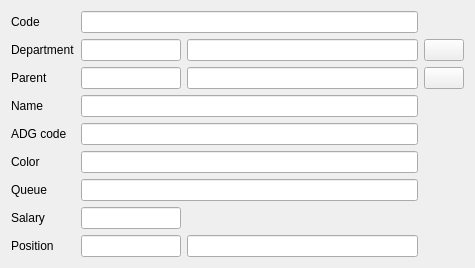
First picture: the form in Editors/ce5dishpart2.ui, repository End1-1/Cafe5, before the edit.
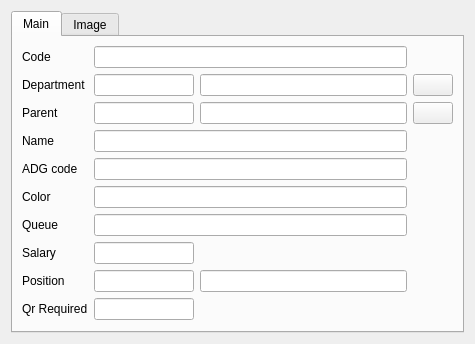
Second picture: the form after the edit. Icons and pictures are not drawn. Custom widgets are drawn as their Qt base class.

```diff
--- a/Editors/ce5dishpart2.ui
+++ b/Editors/ce5dishpart2.ui
@@ -7,17 +7,43 @@
     <x>0</x>
     <y>0</y>
     <width>475</width>
-    <height>228</height>
+    <height>325</height>
    </rect>
   </property>
   <property name="windowTitle">
    <string>Form</string>
   </property>
-  <layout class="QGridLayout" name="gridLayout">
-   <item row="5" column="0">
-    <widget class="QLabel" name="label_4">
+  <layout class="QVBoxLayout" name="verticalLayout">
+   <item>
+    <widget class="QTabWidget" name="tabWidget">
+     <property name="currentIndex">
+      <number>0</number>
+     </property>
+     <widget class="QWidget" name="tab">
+      <attribute name="title">
+       <string>Main</string>
+      </attribute>
+      <layout class="QGridLayout" name="gridLayout_2">
+       <item row="0" column="0">
+        <widget class="QLabel" name="label">
      <property name="text">
-      <string>Color</string>
+          <string>Code</string>
+         </property>
+        </widget>
+       </item>
+       <item row="0" column="1" colspan="2">
+        <widget class="C5LineEditWithSelector" name="leCode">
+         <property name="maximumSize">
+          <size>
+           <width>16777215</width>
+           <height>16777215</height>
+          </size>
+         </property>
+         <property name="Field" stdset="0">
+          <string>f_id</string>
+         </property>
+         <property name="Primary" stdset="0">
+          <bool>true</bool>
      </property>
     </widget>
    </item>
@@ -28,10 +54,52 @@
      </property>
     </widget>
    </item>
-   <item row="4" column="0">
-    <widget class="QLabel" name="label_3">
+       <item row="1" column="1">
+        <widget class="C5LineEditWithSelector" name="leDept">
+         <property name="maximumSize">
+          <size>
+           <width>100</width>
+           <height>16777215</height>
+          </size>
+         </property>
+         <property name="Field" stdset="0">
+          <string>f_part</string>
+         </property>
+         <property name="Type" stdset="0">
+          <string>1</string>
+         </property>
+         <property name="First" stdset="0">
+          <bool>true</bool>
+         </property>
+        </widget>
+       </item>
+       <item row="1" column="2">
+        <widget class="C5LineEditWithSelector" name="leDeptName">
+         <property name="enabled">
+          <bool>true</bool>
+         </property>
+         <property name="focusPolicy">
+          <enum>Qt::NoFocus</enum>
+         </property>
+         <property name="readOnly">
+          <bool>true</bool>
+         </property>
+         <property name="FieldRef" stdset="0">
+          <string>part_name</string>
+         </property>
+        </widget>
+       </item>
+       <item row="1" column="3">
+        <widget class="QPushButton" name="btnNewPart">
+         <property name="focusPolicy">
+          <enum>Qt::ClickFocus</enum>
+         </property>
      <property name="text">
-      <string>ADG code</string>
+          <string/>
+         </property>
+         <property name="icon">
+          <iconset resource="../resources/res.qrc">
+           <normaloff>:/new.png</normaloff>:/new.png</iconset>
      </property>
     </widget>
    </item>
@@ -42,8 +110,8 @@
      </property>
     </widget>
    </item>
-   <item row="7" column="1">
-    <widget class="C5LineEditWithSelector" name="lineEdit_6">
+       <item row="2" column="1">
+        <widget class="C5LineEditWithSelector" name="leParent">
      <property name="maximumSize">
       <size>
        <width>100</width>
@@ -58,59 +126,6 @@
      </property>
     </widget>
    </item>
-   <item row="1" column="3">
-    <widget class="QPushButton" name="btnNewPart">
-     <property name="focusPolicy">
-      <enum>Qt::ClickFocus</enum>
-     </property>
-     <property name="text">
-      <string/>
-     </property>
-     <property name="icon">
-      <iconset resource="../resources/res.qrc">
-       <normaloff>:/new.png</normaloff>:/new.png</iconset>
-     </property>
-    </widget>
-   </item>
-   <item row="5" column="1" colspan="2">
-    <widget class="C5LineEditWithSelector" name="leColor">
-     <property name="maximumSize">
-      <size>
-       <width>16777215</width>
-       <height>16777215</height>
-      </size>
-     </property>
-     <property name="Field" stdset="0">
-      <string>f_color</string>
-     </property>
-     <property name="SetColor" stdset="0">
-      <bool>true</bool>
-     </property>
-    </widget>
-   </item>
-   <item row="7" column="0">
-    <widget class="QLabel" name="label_8">
-     <property name="text">
-      <string>Salary</string>
-     </property>
-    </widget>
-   </item>
-   <item row="0" column="1" colspan="2">
-    <widget class="C5LineEditWithSelector" name="leCode">
-     <property name="maximumSize">
-      <size>
-       <width>16777215</width>
-       <height>16777215</height>
-      </size>
-     </property>
-     <property name="Field" stdset="0">
-      <string>f_id</string>
-     </property>
-     <property name="Primary" stdset="0">
-      <bool>true</bool>
-     </property>
-    </widget>
-   </item>
    <item row="2" column="2">
     <widget class="C5LineEditWithSelector" name="leParentName">
      <property name="enabled">
@@ -127,42 +142,17 @@
      </property>
     </widget>
    </item>
-   <item row="4" column="1" colspan="2">
-    <widget class="C5LineEditWithSelector" name="lineEdit_3">
-     <property name="maximumSize">
-      <size>
-       <width>16777215</width>
-       <height>16777215</height>
-      </size>
-     </property>
-     <property name="Field" stdset="0">
-      <string>f_adgcode</string>
-     </property>
-     <property name="Type" stdset="0">
-      <string>0</string>
-     </property>
-    </widget>
-   </item>
-   <item row="6" column="0">
-    <widget class="QLabel" name="label_5">
+       <item row="2" column="3">
+        <widget class="QPushButton" name="btnNewPart2">
+         <property name="focusPolicy">
+          <enum>Qt::ClickFocus</enum>
+         </property>
      <property name="text">
-      <string>Queue</string>
-     </property>
-    </widget>
-   </item>
-   <item row="8" column="1">
-    <widget class="C5LineEditWithSelector" name="lePosition">
-     <property name="maximumSize">
-      <size>
-       <width>100</width>
-       <height>16777215</height>
-      </size>
-     </property>
-     <property name="Field" stdset="0">
-      <string>f_position</string>
-     </property>
-     <property name="Type" stdset="0">
-      <string>1</string>
+          <string/>
+         </property>
+         <property name="icon">
+          <iconset resource="../resources/res.qrc">
+           <normaloff>:/new.png</normaloff>:/new.png</iconset>
      </property>
     </widget>
    </item>
@@ -173,45 +163,6 @@
      </property>
     </widget>
    </item>
-   <item row="1" column="2">
-    <widget class="C5LineEditWithSelector" name="leDeptName">
-     <property name="enabled">
-      <bool>true</bool>
-     </property>
-     <property name="focusPolicy">
-      <enum>Qt::NoFocus</enum>
-     </property>
-     <property name="readOnly">
-      <bool>true</bool>
-     </property>
-     <property name="FieldRef" stdset="0">
-      <string>part_name</string>
-     </property>
-    </widget>
-   </item>
-   <item row="2" column="1">
-    <widget class="C5LineEditWithSelector" name="leParent">
-     <property name="maximumSize">
-      <size>
-       <width>100</width>
-       <height>16777215</height>
-      </size>
-     </property>
-     <property name="Field" stdset="0">
-      <string>f_parent</string>
-     </property>
-     <property name="Type" stdset="0">
-      <string>1</string>
-     </property>
-    </widget>
-   </item>
-   <item row="0" column="0">
-    <widget class="QLabel" name="label">
-     <property name="text">
-      <string>Code</string>
-     </property>
-    </widget>
-   </item>
    <item row="3" column="1" colspan="2">
     <widget class="C5LineEditWithSelector" name="lineEdit_2">
      <property name="Field" stdset="0">
@@ -225,25 +176,18 @@
      </property>
     </widget>
    </item>
-   <item row="2" column="3">
-    <widget class="QPushButton" name="btnNewPart2">
-     <property name="focusPolicy">
-      <enum>Qt::ClickFocus</enum>
-     </property>
+       <item row="4" column="0">
+        <widget class="QLabel" name="label_3">
      <property name="text">
-      <string/>
-     </property>
-     <property name="icon">
-      <iconset resource="../resources/res.qrc">
-       <normaloff>:/new.png</normaloff>:/new.png</iconset>
+          <string>ADG code</string>
      </property>
     </widget>
    </item>
-   <item row="1" column="1">
-    <widget class="C5LineEditWithSelector" name="leDept">
+       <item row="4" column="1" colspan="2">
+        <widget class="C5LineEditWithSelector" name="lineEdit_3">
      <property name="maximumSize">
       <size>
-       <width>100</width>
+           <width>16777215</width>
        <height>16777215</height>
       </size>
      </property>
@@ -251,17 +195,37 @@
       <string>f_part</string>
      </property>
      <property name="Type" stdset="0">
-      <string>1</string>
-     </property>
-     <property name="First" stdset="0">
+          <string>0</string>
+         </property>
+        </widget>
+       </item>
+       <item row="5" column="0">
+        <widget class="QLabel" name="label_4">
+         <property name="text">
+          <string>Color</string>
+         </property>
+        </widget>
+       </item>
+       <item row="5" column="1" colspan="2">
+        <widget class="C5LineEditWithSelector" name="leColor">
+         <property name="maximumSize">
+          <size>
+           <width>16777215</width>
+           <height>16777215</height>
+          </size>
+         </property>
+         <property name="Field" stdset="0">
+          <string>f_color</string>
+         </property>
+         <property name="SetColor" stdset="0">
       <bool>true</bool>
      </property>
     </widget>
    </item>
-   <item row="8" column="0">
-    <widget class="QLabel" name="label_9">
+       <item row="6" column="0">
+        <widget class="QLabel" name="label_5">
      <property name="text">
-      <string>Position</string>
+          <string>Queue</string>
      </property>
     </widget>
    </item>
@@ -281,6 +245,52 @@
      </property>
     </widget>
    </item>
+       <item row="7" column="0">
+        <widget class="QLabel" name="label_8">
+         <property name="text">
+          <string>Salary</string>
+         </property>
+        </widget>
+       </item>
+       <item row="7" column="1">
+        <widget class="C5LineEditWithSelector" name="lineEdit_6">
+         <property name="maximumSize">
+          <size>
+           <width>100</width>
+           <height>16777215</height>
+          </size>
+         </property>
+         <property name="Field" stdset="0">
+          <string>f_salary_percent</string>
+         </property>
+         <property name="Type" stdset="0">
+          <string>1</string>
+         </property>
+        </widget>
+       </item>
+       <item row="8" column="0">
+        <widget class="QLabel" name="label_9">
+         <property name="text">
+          <string>Position</string>
+         </property>
+        </widget>
+       </item>
+       <item row="8" column="1">
+        <widget class="C5LineEditWithSelector" name="lePosition">
+         <property name="maximumSize">
+          <size>
+           <width>100</width>
+           <height>16777215</height>
+          </size>
+         </property>
+         <property name="Field" stdset="0">
+          <string>f_position</string>
+         </property>
+         <property name="Type" stdset="0">
+          <string>1</string>
+         </property>
+        </widget>
+       </item>
    <item row="8" column="2">
     <widget class="C5LineEditWithSelector" name="lePositionName">
      <property name="enabled">
@@ -297,6 +307,63 @@
      </property>
     </widget>
    </item>
+       <item row="9" column="0">
+        <widget class="QLabel" name="label_10">
+         <property name="text">
+          <string>Qr Required</string>
+         </property>
+        </widget>
+       </item>
+       <item row="9" column="1">
+        <widget class="C5LineEditWithSelector" name="lePosition_2">
+         <property name="maximumSize">
+          <size>
+           <width>100</width>
+           <height>16777215</height>
+          </size>
+         </property>
+         <property name="Field" stdset="0">
+          <string>f_qr</string>
+         </property>
+         <property name="Type" stdset="0">
+          <string>1</string>
+         </property>
+        </widget>
+       </item>
+      </layout>
+     </widget>
+     <widget class="QWidget" name="tab_2">
+      <attribute name="title">
+       <string>Image</string>
+      </attribute>
+      <layout class="QVBoxLayout" name="verticalLayout_2">
+       <item>
+        <widget class="C5LineEditWithSelector" name="leImageUUID">
+         <property name="enabled">
+          <bool>false</bool>
+         </property>
+         <property name="Field" stdset="0">
+          <string>f_image</string>
+         </property>
+        </widget>
+       </item>
+       <item>
+        <widget class="QLabel" name="lbImg">
+         <property name="contextMenuPolicy">
+          <enum>Qt::CustomContextMenu</enum>
+         </property>
+         <property name="text">
+          <string>Image</string>
+         </property>
+         <property name="alignment">
+          <set>Qt::AlignCenter</set>
+         </property>
+        </widget>
+       </item>
+      </layout>
+     </widget>
+    </widget>
+   </item>
   </layout>
  </widget>
  <customwidgets>
```
Left out of the diff: 13 changed lines with no effect on the pictures. Lines whose indentation alone changed are shown as unchanged.
